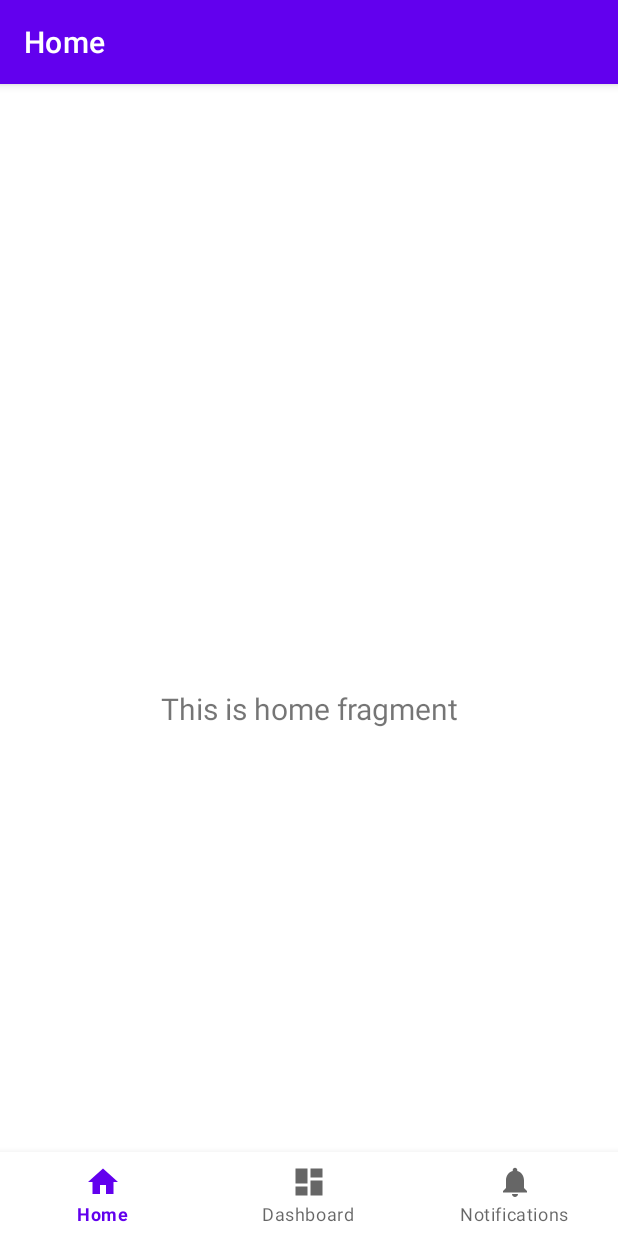
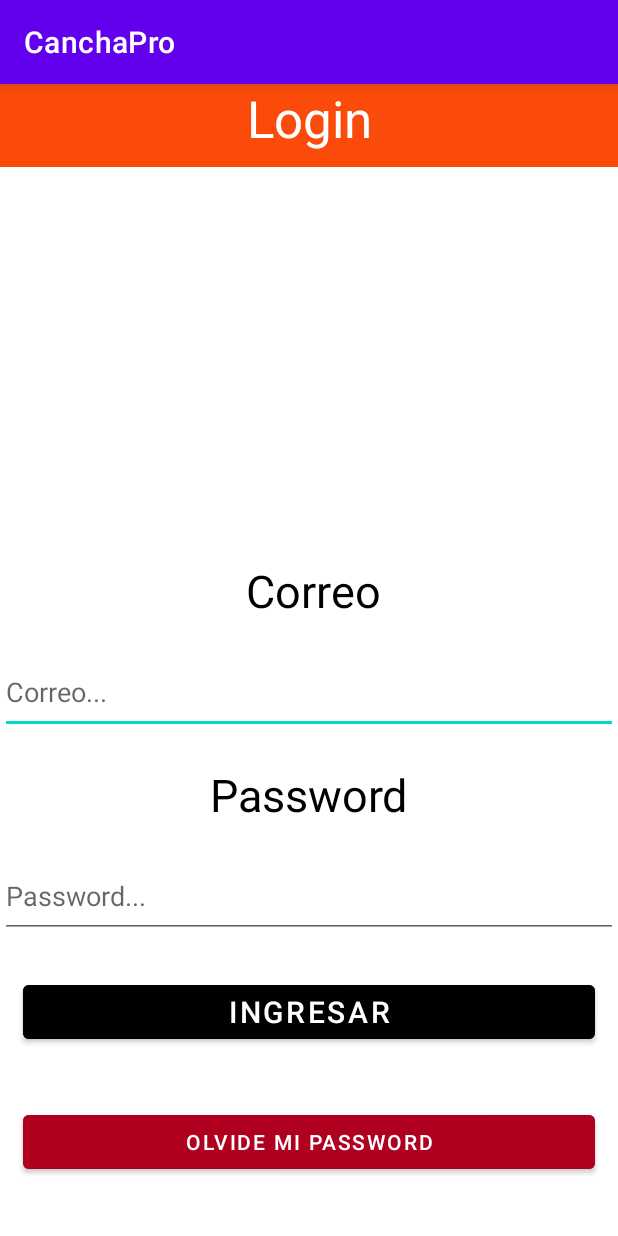
Before and after one commit to nachomoyano04/CanchaProMobile, an Android app: the screen it shows after launch (MainActivity before the commit, LoginActivity after it), on a phone screen of 412 x 824 dp. Run offline under Robolectric (Android 15) with nearby library versions, the phone set to English and light mode, and no system bars.

Commit message:
Login vista

```diff
--- a/app/build.gradle.kts
+++ b/app/build.gradle.kts
@@ -43,6 +43,7 @@ dependencies {
     implementation(libs.lifecycle.viewmodel.ktx)
     implementation(libs.navigation.fragment)
     implementation(libs.navigation.ui)
+    implementation(libs.activity)
     testImplementation(libs.junit)
     androidTestImplementation(libs.ext.junit)
     androidTestImplementation(libs.espresso.core)
--- a/app/src/main/AndroidManifest.xml
+++ b/app/src/main/AndroidManifest.xml
@@ -14,6 +14,9 @@
         tools:targetApi="31">
         <activity
             android:name=".MainActivity"
+            android:exported="false" />
+        <activity
+            android:name=".ui.login.LoginActivity"
             android:exported="true"
             android:label="@string/app_name">
             <intent-filter>
--- a/app/src/main/java/com/nachomoyano04/canchapro/MainActivity.java
+++ b/app/src/main/java/com/nachomoyano04/canchapro/MainActivity.java
@@ -1,6 +1,8 @@
 package com.nachomoyano04.canchapro;
 
+import android.content.Intent;
 import android.os.Bundle;
+import android.view.View;
 
 import com.google.android.material.bottomnavigation.BottomNavigationView;
 
@@ -11,6 +13,7 @@ import androidx.navigation.ui.AppBarConfiguration;
 import androidx.navigation.ui.NavigationUI;
 
 import com.nachomoyano04.canchapro.databinding.ActivityMainBinding;
+import com.nachomoyano04.canchapro.ui.login.LoginActivity;
 
 public class MainActivity extends AppCompatActivity {
 
@@ -22,7 +25,6 @@ public class MainActivity extends AppCompatActivity {
 
         binding = ActivityMainBinding.inflate(getLayoutInflater());
         setContentView(binding.getRoot());
-
         BottomNavigationView navView = findViewById(R.id.nav_view);
         // Passing each menu ID as a set of Ids because each
         // menu should be considered as top level destinations.
--- /dev/null
+++ b/app/src/main/java/com/nachomoyano04/canchapro/ui/login/LoginActivity.java
@@ -0,0 +1,37 @@
+package com.nachomoyano04.canchapro.ui.login;
+
+import android.content.Intent;
+import android.os.Bundle;
+import android.view.View;
+
+import androidx.activity.EdgeToEdge;
+import androidx.appcompat.app.AppCompatActivity;
+import androidx.core.graphics.Insets;
+import androidx.core.view.ViewCompat;
+import androidx.core.view.WindowInsetsCompat;
+import androidx.lifecycle.ViewModelProvider;
+
+import com.nachomoyano04.canchapro.MainActivity;
+import com.nachomoyano04.canchapro.R;
+import com.nachomoyano04.canchapro.databinding.ActivityLoginBinding;
+
+public class LoginActivity extends AppCompatActivity {
+    private ActivityLoginBinding binding;
+    private LoginActivityViewModel vm;
+    @Override
+    protected void onCreate(Bundle savedInstanceState) {
+        super.onCreate(savedInstanceState);
+        binding = ActivityLoginBinding.inflate(getLayoutInflater());
+//        vm = new ViewModelProvider.AndroidViewModelFactory(getApplication()).create(LoginActivityViewModel.class);
+        setContentView(binding.getRoot());
+        binding.btnLoginIngresar.setOnClickListener(new View.OnClickListener() {
+            @Override
+            public void onClick(View view) {
+                //metodo para verificar correo y password
+                Intent i = new Intent(getApplication(), MainActivity.class);
+                i.addFlags(Intent.FLAG_ACTIVITY_NEW_TASK);
+                startActivity(i);
+            }
+        });
+    }
+}
--- /dev/null
+++ b/app/src/main/java/com/nachomoyano04/canchapro/ui/login/LoginActivityViewModel.java
@@ -0,0 +1,23 @@
+package com.nachomoyano04.canchapro.ui.login;
+
+import android.app.Application;
+
+import androidx.annotation.NonNull;
+import androidx.lifecycle.AndroidViewModel;
+
+public class LoginActivityViewModel extends AndroidViewModel {
+
+    public LoginActivityViewModel(@NonNull Application application) {
+        super(application);
+    }
+
+    public void recuperarPassword(){
+        //iniciar otra activity para que ingrese el mail donde quiere iniciar la recuperación
+    }
+
+    public void login(String correo, String password){
+        if(!correo.isEmpty() && !correo.isEmpty()){
+
+        }
+    }
+}
--- /dev/null
+++ b/app/src/main/res/layout/activity_login.xml
@@ -0,0 +1,122 @@
+<?xml version="1.0" encoding="utf-8"?>
+<androidx.constraintlayout.widget.ConstraintLayout xmlns:android="http://schemas.android.com/apk/res/android"
+    xmlns:app="http://schemas.android.com/apk/res-auto"
+    xmlns:tools="http://schemas.android.com/tools"
+    android:id="@+id/main"
+    android:layout_width="match_parent"
+    android:layout_height="match_parent"
+    tools:context=".ui.login.LoginActivity">
+
+    <androidx.appcompat.widget.Toolbar
+        android:id="@+id/toolbar"
+        android:layout_width="0dp"
+        android:layout_height="55dp"
+        android:background="@color/primario"
+        android:minHeight="?attr/actionBarSize"
+        android:theme="?attr/actionBarTheme"
+        app:layout_constraintEnd_toEndOf="parent"
+        app:layout_constraintStart_toStartOf="parent"
+        app:layout_constraintTop_toTopOf="parent" />
+
+    <TextView
+        android:id="@+id/tvLoginTituloLogin"
+        android:layout_width="wrap_content"
+        android:layout_height="wrap_content"
+        android:text="Login"
+        android:textColor="@color/white"
+        android:textSize="34sp"
+        app:layout_constraintEnd_toEndOf="@+id/toolbar"
+        app:layout_constraintStart_toStartOf="parent"
+        app:layout_constraintTop_toTopOf="parent" />
+
+    <EditText
+        android:id="@+id/etCorreoLogin"
+        android:layout_width="match_parent"
+        android:layout_height="55dp"
+        android:layout_marginTop="20dp"
+        android:layout_marginBottom="19dp"
+        android:hint="Correo..."
+        android:inputType="text"
+        app:layout_constraintBottom_toTopOf="@+id/textView3"
+        app:layout_constraintEnd_toEndOf="parent"
+        app:layout_constraintStart_toStartOf="parent"
+        app:layout_constraintTop_toBottomOf="@+id/textView2" />
+
+    <EditText
+        android:id="@+id/etPasswordLogin"
+        android:layout_width="match_parent"
+        android:layout_height="55dp"
+        android:layout_marginTop="20dp"
+        android:ems="10"
+        android:hint="Password..."
+        android:inputType="textPassword"
+        app:layout_constraintEnd_toEndOf="parent"
+        app:layout_constraintHorizontal_bias="1.0"
+        app:layout_constraintStart_toStartOf="parent"
+        app:layout_constraintTop_toBottomOf="@+id/textView3" />
+
+    <TextView
+        android:id="@+id/textView2"
+        android:layout_width="wrap_content"
+        android:layout_height="wrap_content"
+        android:layout_marginTop="20dp"
+        android:text="Correo"
+        android:textColor="@color/black"
+        android:textSize="30sp"
+        app:layout_constraintEnd_toEndOf="parent"
+        app:layout_constraintHorizontal_bias="0.51"
+        app:layout_constraintStart_toStartOf="parent"
+        app:layout_constraintTop_toBottomOf="@+id/ivLoginImagen" />
+
+    <TextView
+        android:id="@+id/textView3"
+        android:layout_width="wrap_content"
+        android:layout_height="wrap_content"
+        android:layout_marginTop="20dp"
+        android:text="Password"
+        android:textColor="@color/black"
+        android:textSize="30sp"
+        app:layout_constraintEnd_toEndOf="parent"
+        app:layout_constraintStart_toStartOf="parent"
+        app:layout_constraintTop_toBottomOf="@+id/etCorreoLogin" />
+
+    <Button
+        android:id="@+id/btnLoginIngresar"
+        android:layout_width="match_parent"
+        android:layout_height="wrap_content"
+        android:layout_marginStart="15dp"
+        android:layout_marginTop="25dp"
+        android:layout_marginEnd="15dp"
+        android:backgroundTint="@color/black"
+        android:text="Ingresar"
+        android:textSize="20sp"
+        app:layout_constraintEnd_toEndOf="parent"
+        app:layout_constraintStart_toStartOf="parent"
+        app:layout_constraintTop_toBottomOf="@+id/etPasswordLogin" />
+
+    <Button
+        android:id="@+id/btnForgotPassword"
+        android:layout_width="match_parent"
+        android:layout_height="wrap_content"
+        android:layout_marginStart="15dp"
+        android:layout_marginTop="20dp"
+        android:layout_marginEnd="15dp"
+        android:layout_marginBottom="20dp"
+        android:backgroundTint="@color/design_default_color_error"
+        android:text="Olvide mi password"
+        app:layout_constraintBottom_toBottomOf="parent"
+        app:layout_constraintEnd_toEndOf="parent"
+        app:layout_constraintHorizontal_bias="0.0"
+        app:layout_constraintStart_toStartOf="parent"
+        app:layout_constraintTop_toBottomOf="@+id/btnLoginIngresar" />
+
+    <ImageView
+        android:id="@+id/ivLoginImagen"
+        android:layout_width="413dp"
+        android:layout_height="222dp"
+        android:layout_marginTop="20dp"
+        app:layout_constraintEnd_toEndOf="parent"
+        app:layout_constraintHorizontal_bias="0.0"
+        app:layout_constraintStart_toStartOf="parent"
+        app:layout_constraintTop_toBottomOf="@+id/toolbar"/>
+</androidx.constraintlayout.widget.ConstraintLayout>
--- a/app/src/main/res/values/colors.xml
+++ b/app/src/main/res/values/colors.xml
@@ -7,4 +7,5 @@
     <color name="teal_700">#FF018786</color>
     <color name="black">#FF000000</color>
     <color name="white">#FFFFFFFF</color>
+    <color name="primario">#fa4b0a</color>
 </resources>
--- a/gradle/libs.versions.toml
+++ b/gradle/libs.versions.toml
@@ -10,6 +10,7 @@ lifecycleLivedataKtx = "2.8.6"
 lifecycleViewmodelKtx = "2.8.6"
 navigationFragment = "2.8.2"
 navigationUi = "2.8.2"
+activity = "1.9.3"
 
 [libraries]
 junit = { group = "junit", name = "junit", version.ref = "junit" }
@@ -22,6 +23,7 @@ lifecycle-livedata-ktx = { group = "androidx.lifecycle", name = "lifecycle-lived
 lifecycle-viewmodel-ktx = { group = "androidx.lifecycle", name = "lifecycle-viewmodel-ktx", version.ref = "lifecycleViewmodelKtx" }
 navigation-fragment = { group = "androidx.navigation", name = "navigation-fragment", version.ref = "navigationFragment" }
 navigation-ui = { group = "androidx.navigation", name = "navigation-ui", version.ref = "navigationUi" }
+activity = { group = "androidx.activity", name = "activity", version.ref = "activity" }
 
 [plugins]
 android-application = { id = "com.android.application", version.ref = "agp" }
```
